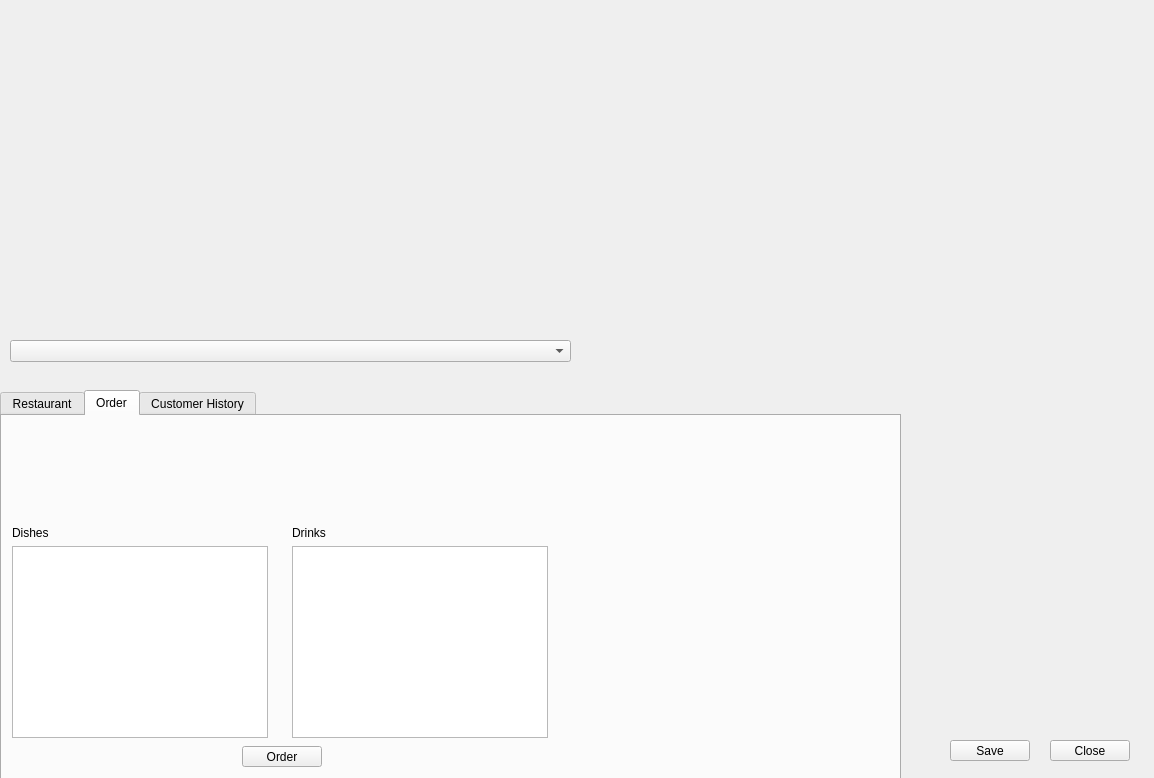
Qt form qtwin.ui (zero4ever30/Restaurant) before a commit.
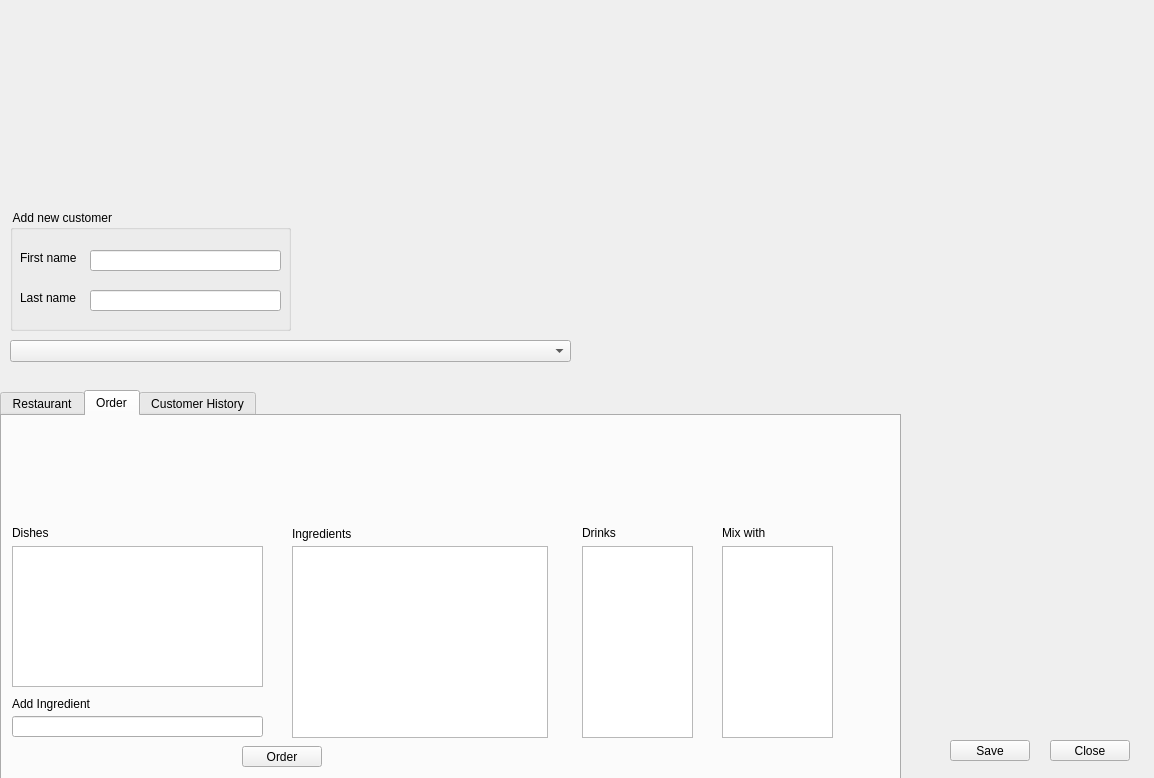
The same form after that commit.

Commit message:
done: 1. new customer , auto selecting in the combobox after pressing ENTER 2. delete customer 3. delete unwanted ingeredients 4. add new ingredients 5. mix drinks with PrepareDrink overloading 6. error handling with warningBoxes 7. warningBox everywhere cuz why not lol
Todo :
1. Tamplates as informed per whatsapp
2. maybe login window? or in the corner with other widget that covers the rest and gets deleted when logged in
what else?

```diff
--- a/qtwin.ui
+++ b/qtwin.ui
@@ -64,17 +64,17 @@
       <rect>
        <x>10</x>
        <y>130</y>
-       <width>256</width>
-       <height>192</height>
+       <width>251</width>
+       <height>141</height>
       </rect>
      </property>
     </widget>
     <widget class="QListWidget" name="drinkList">
      <property name="geometry">
       <rect>
-       <x>290</x>
+       <x>580</x>
        <y>130</y>
-       <width>256</width>
+       <width>111</width>
        <height>192</height>
       </rect>
      </property>
@@ -95,7 +95,7 @@
     <widget class="QLabel" name="drinkLabel">
      <property name="geometry">
       <rect>
-       <x>290</x>
+       <x>580</x>
        <y>110</y>
        <width>47</width>
        <height>13</height>
@@ -118,6 +118,75 @@
       <string>Dishes</string>
      </property>
     </widget>
+    <widget class="QListWidget" name="ingredientsList">
+     <property name="geometry">
+      <rect>
+       <x>290</x>
+       <y>130</y>
+       <width>256</width>
+       <height>192</height>
+      </rect>
+     </property>
+    </widget>
+    <widget class="QLabel" name="label">
+     <property name="geometry">
+      <rect>
+       <x>290</x>
+       <y>110</y>
+       <width>101</width>
+       <height>16</height>
+      </rect>
+     </property>
+     <property name="text">
+      <string>Ingredients</string>
+     </property>
+    </widget>
+    <widget class="QLineEdit" name="addIngredientText">
+     <property name="geometry">
+      <rect>
+       <x>10</x>
+       <y>300</y>
+       <width>251</width>
+       <height>21</height>
+      </rect>
+     </property>
+    </widget>
+    <widget class="QLabel" name="label_2">
+     <property name="geometry">
+      <rect>
+       <x>10</x>
+       <y>280</y>
+       <width>131</width>
+       <height>16</height>
+      </rect>
+     </property>
+     <property name="text">
+      <string>Add Ingredient</string>
+     </property>
+    </widget>
+    <widget class="QListWidget" name="mixDrinksList">
+     <property name="geometry">
+      <rect>
+       <x>720</x>
+       <y>130</y>
+       <width>111</width>
+       <height>192</height>
+      </rect>
+     </property>
+    </widget>
+    <widget class="QLabel" name="label_3">
+     <property name="geometry">
+      <rect>
+       <x>720</x>
+       <y>110</y>
+       <width>47</width>
+       <height>13</height>
+      </rect>
+     </property>
+     <property name="text">
+      <string>Mix with</string>
+     </property>
+    </widget>
    </widget>
    <widget class="QWidget" name="TabCH">
     <attribute name="title">
@@ -183,6 +252,65 @@
     <string>Select a customer</string>
    </property>
   </widget>
+  <widget class="QGroupBox" name="groupBox">
+   <property name="geometry">
+    <rect>
+     <x>10</x>
+     <y>210</y>
+     <width>281</width>
+     <height>121</height>
+    </rect>
+   </property>
+   <property name="title">
+    <string> Add new customer</string>
+   </property>
+   <widget class="QLineEdit" name="lastNameText">
+    <property name="geometry">
+     <rect>
+      <x>80</x>
+      <y>80</y>
+      <width>191</width>
+      <height>21</height>
+     </rect>
+    </property>
+   </widget>
+   <widget class="QLineEdit" name="firstNameText">
+    <property name="geometry">
+     <rect>
+      <x>80</x>
+      <y>40</y>
+      <width>191</width>
+      <height>21</height>
+     </rect>
+    </property>
+   </widget>
+   <widget class="QLabel" name="label_4">
+    <property name="geometry">
+     <rect>
+      <x>10</x>
+      <y>40</y>
+      <width>61</width>
+      <height>16</height>
+     </rect>
+    </property>
+    <property name="text">
+     <string>First name</string>
+    </property>
+   </widget>
+   <widget class="QLabel" name="label_5">
+    <property name="geometry">
+     <rect>
+      <x>10</x>
+      <y>80</y>
+      <width>71</width>
+      <height>16</height>
+     </rect>
+    </property>
+    <property name="text">
+     <string>Last name</string>
+    </property>
+   </widget>
+  </widget>
  </widget>
  <resources/>
  <connections>
```
Left out of the diff: 17 changed lines with no effect on the pictures. The commit also changes 13 other files.
